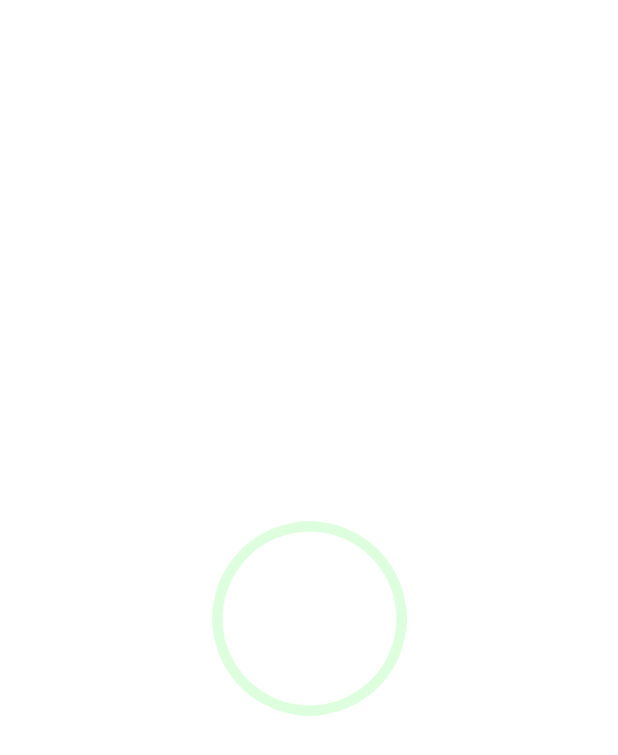
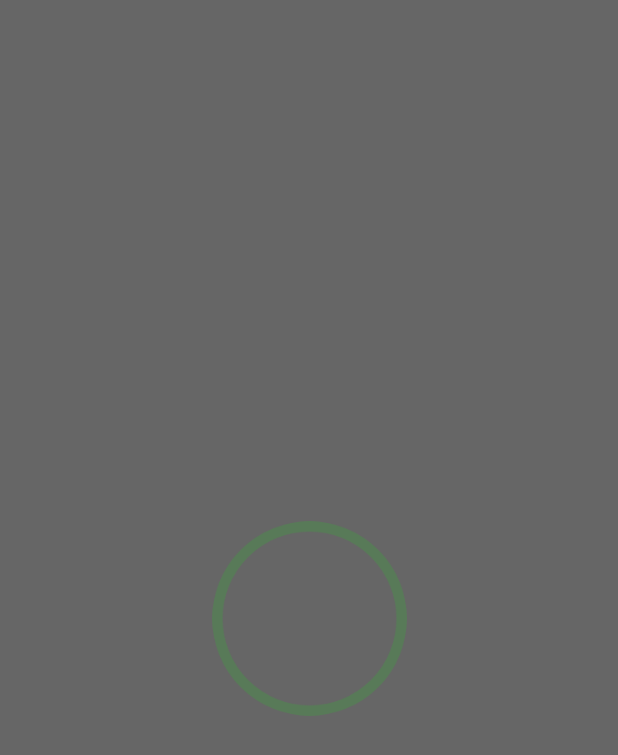
Before and after one commit to zsoltzsolt/fitbites-mobile, an Android app built with Jetpack Compose: the @Preview function LoadingScreenPreview, on a phone screen of 412 x 824 dp. Shown: the top 755 px of the screen. Run offline under Robolectric (Android 15) with nearby library versions, the light colour scheme and no system bars; Roboto replaces fonts that are not available here.

Commit message:
Add blurred background for loading screen

```diff
--- a/app/src/main/java/com/example/fitbites/presentation/shared/LoadingScreen.kt
+++ b/app/src/main/java/com/example/fitbites/presentation/shared/LoadingScreen.kt
@@ -18,6 +18,7 @@ import androidx.compose.runtime.Composable
 import androidx.compose.ui.Alignment
 
 import androidx.compose.ui.Modifier
+import androidx.compose.ui.draw.blur
 import androidx.compose.ui.graphics.graphicsLayer
 import androidx.compose.ui.tooling.preview.Preview
 import androidx.compose.ui.unit.dp
@@ -39,7 +40,18 @@ fun LoadingScreen(
     )
 
     Box(
-        modifier = modifier
+        modifier = Modifier
+            .fillMaxSize()
+    ) {
+        Box(
+            modifier = Modifier
+                .fillMaxSize()
+                .background(Color.Black.copy(alpha = 0.6f))
+                .blur(10.dp)
+        )
+
+        Box(
+            modifier = Modifier
                 .fillMaxSize()
                 .wrapContentSize(Alignment.Center)
         ) {
@@ -59,6 +71,7 @@ fun LoadingScreen(
             )
         }
     }
+}
 
 @Preview
 @Composable
```
Lines whose indentation alone changed are shown as unchanged.
